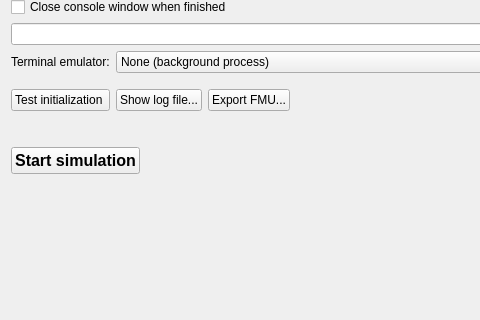
Above: SIM-VICUS/src/SVSimulationStartOptions.ui from ghorwin/SIM-VICUS before the change; both pictures show x 0 to 480 and y 379 to 699 of the 1056 by 780 pixel window. Below: the same form after it.
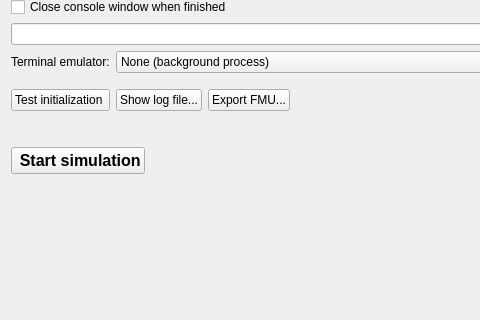
That is the form after the change. Icons and pictures are not drawn. Custom widgets are drawn as their Qt base class.

```diff
--- a/SIM-VICUS/src/SVSimulationStartOptions.ui
+++ b/SIM-VICUS/src/SVSimulationStartOptions.ui
@@ -449,7 +449,7 @@
         </font>
        </property>
        <property name="text">
-        <string>Start simulation</string>
+        <string> Start simulation</string>
        </property>
        <property name="icon">
         <iconset resource="../resources/SIM-VICUS.qrc">
```
Left out of the diff: 2 changed lines with no effect on the pictures.
